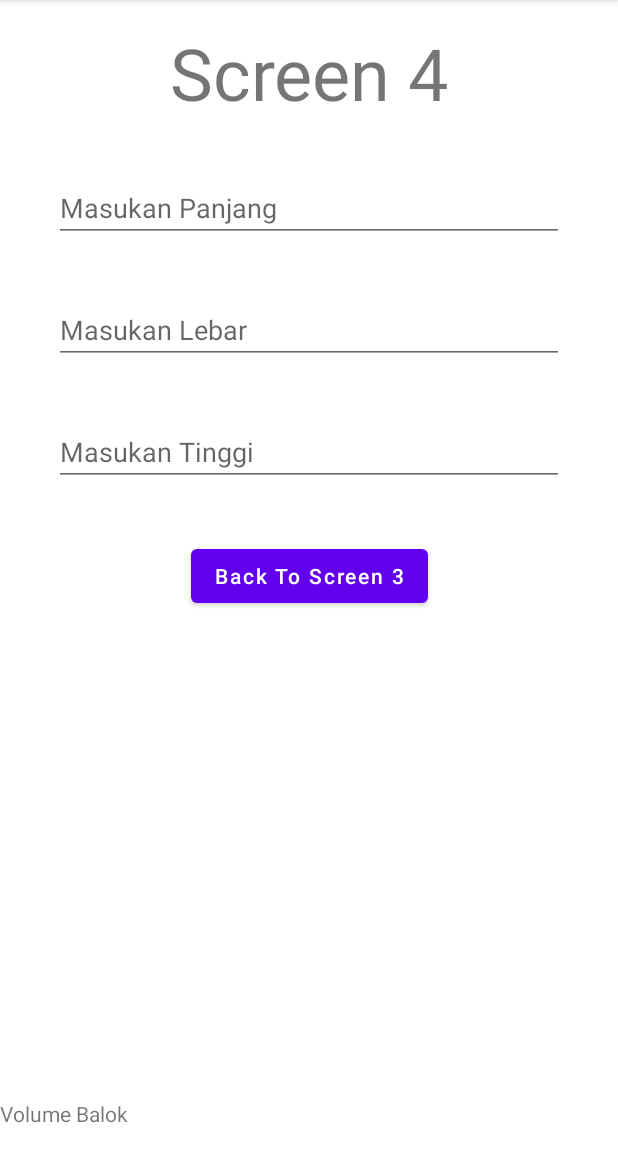
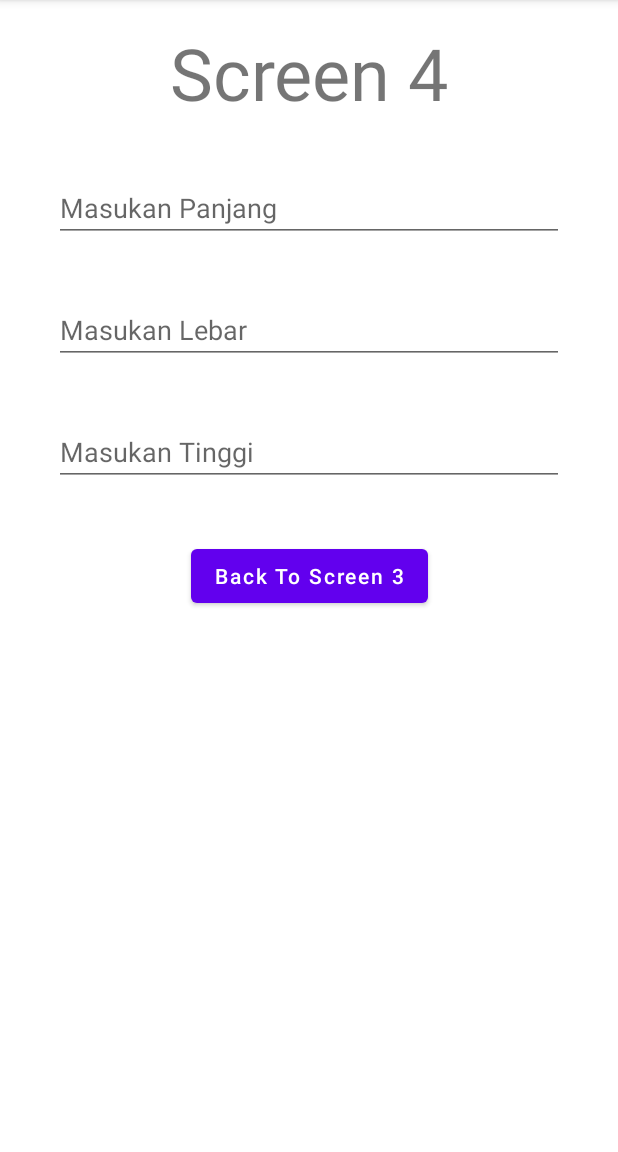
Before and after one commit to felixchiuman/Binar_challenge_ch3, an Android app: the FragmentKeempat screen opened through its navigation route, on a phone screen of 412 x 824 dp, the part 84-1236 px from its top. Run offline under Robolectric (Android 15) with nearby library versions, the phone set to English and light mode, and no system bars.

```diff
--- a/app/src/main/res/layout/fragment_keempat.xml
+++ b/app/src/main/res/layout/fragment_keempat.xml
@@ -78,6 +78,7 @@
         app:layout_constraintBottom_toBottomOf="parent"
         app:layout_constraintStart_toStartOf="parent"
         android:text="Volume Balok \n"
+        android:textSize="0sp"
         android:layout_margin="0dp" />
 
 
```
